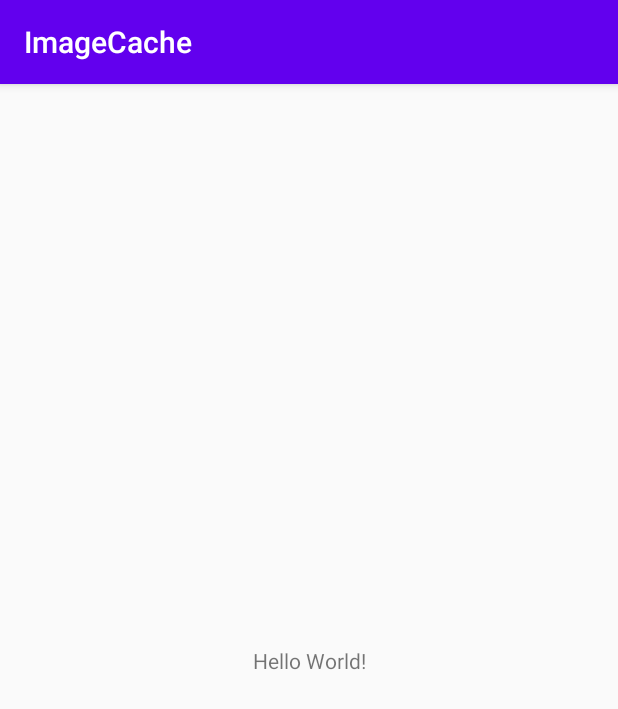
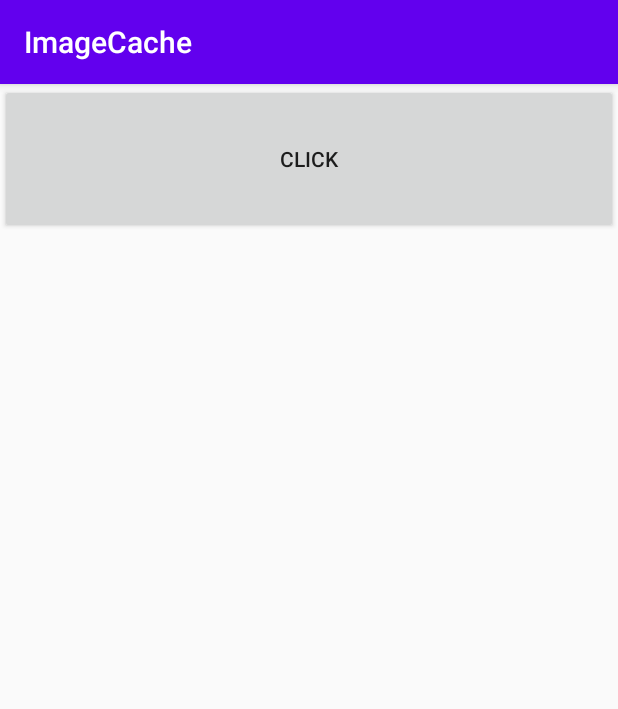
Before and after one commit to NoBugException/ImageCache, an Android app: the screen it shows after launch (MainActivity), on a phone screen of 412 x 824 dp. Shown: the top 709 px of the screen. Run offline under Robolectric (Android 15) with nearby library versions, the phone set to English and light mode, and no system bars.

Commit message:
inBitmap封装

```diff
--- a/app/src/main/AndroidManifest.xml
+++ b/app/src/main/AndroidManifest.xml
@@ -1,6 +1,8 @@
 <?xml version="1.0" encoding="utf-8"?>
 <manifest xmlns:android="http://schemas.android.com/apk/res/android"
     package="com.example.imagecache">
+
+    <uses-permission android:name="android.permission.INTERNET"/>
 
     <application
         android:allowBackup="true"
--- a/app/src/main/java/com/example/imagecache/MainActivity.java
+++ b/app/src/main/java/com/example/imagecache/MainActivity.java
@@ -1,14 +1,64 @@
 package com.example.imagecache;
 
 import androidx.appcompat.app.AppCompatActivity;
+import androidx.collection.LruCache;
 
+import android.graphics.Bitmap;
+import android.graphics.BitmapFactory;
+import android.os.Build;
 import android.os.Bundle;
+import android.util.Log;
+import android.view.View;
+import android.widget.Button;
+import android.widget.ImageView;
+
+import java.io.IOException;
+import java.io.InputStream;
+import java.net.HttpURLConnection;
+import java.net.MalformedURLException;
+import java.net.URL;
 
 public class MainActivity extends AppCompatActivity {
+
+    private ImageView imageView;
+    private Button button;
+
+    private Bitmap bitmap= null;
 
     @Override
     protected void onCreate(Bundle savedInstanceState) {
         super.onCreate(savedInstanceState);
         setContentView(R.layout.activity_main);
+
+        imageView = findViewById(R.id.iv_image);
+        button = findViewById(R.id.button);
+
+        button.setOnClickListener(new View.OnClickListener() {
+            @Override
+            public void onClick(View v) {
+                BitmapFactory.Options options = new BitmapFactory.Options();
+                options.inSampleSize = 2;
+                options.inMutable = true;
+                bitmap = BitmapFactory.decodeResource(getResources(), R.drawable.kongque, options);
+                options.inBitmap = bitmap;
+                bitmap = BitmapFactory.decodeResource(getResources(), R.drawable.ceshi, options);
+                imageView.setImageBitmap(bitmap);
+            }
+        });
+    }
+
+    /**
+     * 得到bitmap的大小
+     */
+    private int getBitmapSize(Bitmap bitmap) {
+
+        if (Build.VERSION.SDK_INT >= Build.VERSION_CODES.KITKAT) {    //API 19
+            return bitmap.getAllocationByteCount();
+        }
+        if (Build.VERSION.SDK_INT >= Build.VERSION_CODES.HONEYCOMB_MR1) {//API 12
+            return bitmap.getByteCount();
+        }
+        // 在低版本中用一行的字节x高度
+        return bitmap.getRowBytes() * bitmap.getHeight();
     }
 }
--- a/app/src/main/res/layout/activity_main.xml
+++ b/app/src/main/res/layout/activity_main.xml
@@ -1,18 +1,24 @@
 <?xml version="1.0" encoding="utf-8"?>
-<androidx.constraintlayout.widget.ConstraintLayout xmlns:android="http://schemas.android.com/apk/res/android"
-    xmlns:app="http://schemas.android.com/apk/res-auto"
+<LinearLayout
+    xmlns:android="http://schemas.android.com/apk/res/android"
     xmlns:tools="http://schemas.android.com/tools"
     android:layout_width="match_parent"
     android:layout_height="match_parent"
+    android:orientation="vertical"
     tools:context=".MainActivity">
 
-    <TextView
+    <Button
+        android:id="@+id/button"
+        android:layout_width="match_parent"
+        android:layout_height="100dp"
+        android:text="Click" />
+
+    <ImageView
+        android:id="@+id/iv_image"
         android:layout_width="wrap_content"
         android:layout_height="wrap_content"
-        android:text="Hello World!"
-        app:layout_constraintBottom_toBottomOf="parent"
-        app:layout_constraintLeft_toLeftOf="parent"
-        app:layout_constraintRight_toRightOf="parent"
-        app:layout_constraintTop_toTopOf="parent" />
+        android:layout_gravity="center"
+        android:background="@color/colorAccent"
+        android:layout_margin="10dp"/>
 
-</androidx.constraintlayout.widget.ConstraintLayout>
+</LinearLayout>
```
Also changed, not shown: app/src/main/res/drawable/ceshi.jpg (added), app/src/main/res/drawable/ic_launcher.png (added), app/src/main/res/drawable/kongque.jpg (added).
